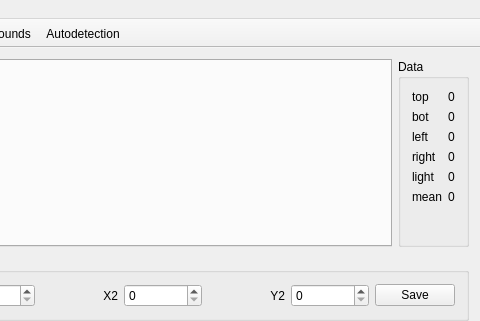
First picture: the form in mainwindow.ui, repository Abbath/R, before the edit; both pictures show x 319 to 799 and y 0 to 321 of the 799 by 485 pixel window.
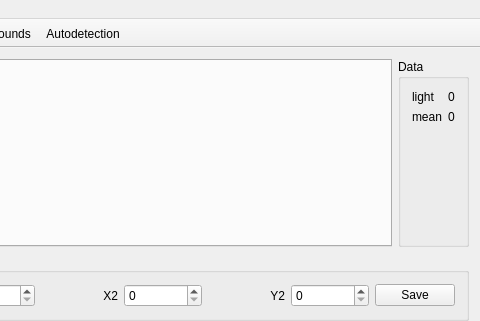
Second picture: the form after the edit. Custom widgets are drawn as their Qt base class.

Patch:
```diff
--- a/mainwindow.ui
+++ b/mainwindow.ui
@@ -33,90 +33,37 @@
        <string>Data</string>
       </property>
       <layout class="QFormLayout" name="formLayout">
-       <item row="1" column="0">
-        <widget class="QLabel" name="label_6">
-         <property name="text">
-          <string>bot</string>
-         </property>
-        </widget>
-       </item>
+       <property name="fieldGrowthPolicy">
+        <enum>QFormLayout::AllNonFixedFieldsGrow</enum>
+       </property>
        <item row="0" column="0">
-        <widget class="QLabel" name="label_5">
-         <property name="text">
-          <string>top</string>
-         </property>
-        </widget>
-       </item>
-       <item row="0" column="1">
-        <widget class="QLabel" name="label_top">
-         <property name="text">
-          <string>0</string>
-         </property>
-        </widget>
-       </item>
-       <item row="1" column="1">
-        <widget class="QLabel" name="label_bot">
-         <property name="text">
-          <string>0</string>
-         </property>
-        </widget>
-       </item>
-       <item row="2" column="0">
-        <widget class="QLabel" name="label_9">
-         <property name="text">
-          <string>left</string>
-         </property>
-        </widget>
-       </item>
-       <item row="2" column="1">
-        <widget class="QLabel" name="label_left">
-         <property name="text">
-          <string>0</string>
-         </property>
-        </widget>
-       </item>
-       <item row="3" column="0">
-        <widget class="QLabel" name="label_11">
-         <property name="text">
-          <string>right</string>
-         </property>
-        </widget>
-       </item>
-       <item row="3" column="1">
-        <widget class="QLabel" name="label_right">
-         <property name="text">
-          <string>0</string>
-         </property>
-        </widget>
-       </item>
-       <item row="4" column="0">
         <widget class="QLabel" name="label_13">
          <property name="text">
           <string>light</string>
          </property>
         </widget>
        </item>
-       <item row="5" column="0">
+       <item row="0" column="1">
+        <widget class="QLabel" name="label_light">
+         <property name="text">
+          <string>0</string>
+         </property>
+        </widget>
+       </item>
+       <item row="1" column="0">
         <widget class="QLabel" name="label_7">
          <property name="text">
           <string>mean</string>
          </property>
         </widget>
        </item>
-       <item row="5" column="1">
+       <item row="1" column="1">
         <widget class="QLabel" name="label_mean">
          <property name="text">
           <string>0</string>
          </property>
         </widget>
        </item>
-       <item row="4" column="1">
-        <widget class="QLabel" name="label_light">
-         <property name="text">
-          <string>0</string>
-         </property>
-        </widget>
-       </item>
       </layout>
      </widget>
     </item>
```
